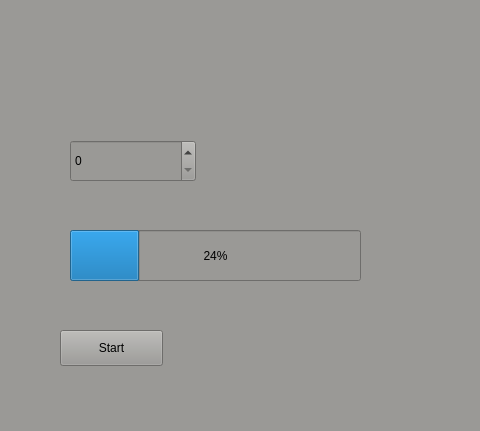
slsdetectorgroup/reuss, file python/app/g2panel.ui: the form before one commit; both pictures show x 0 to 480 and y 150 to 581 of the 1332 by 744 pixel window.
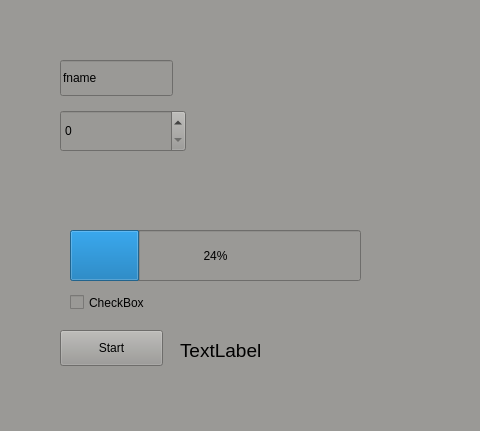
The form after the commit. Custom widgets are drawn as their Qt base class.

What changed in the file:
```diff
--- a/python/app/g2panel.ui
+++ b/python/app/g2panel.ui
@@ -23,8 +23,8 @@
    <widget class="PlotWidget" name="plotWidget" native="true">
     <property name="geometry">
      <rect>
-      <x>440</x>
-      <y>20</y>
+      <x>400</x>
+      <y>30</y>
       <width>831</width>
       <height>511</height>
      </rect>
@@ -46,12 +46,15 @@
    <widget class="QSpinBox" name="spinBoxFrames">
     <property name="geometry">
      <rect>
-      <x>70</x>
-      <y>290</y>
+      <x>60</x>
+      <y>260</y>
       <width>126</width>
       <height>42</height>
      </rect>
     </property>
+    <property name="maximum">
+     <number>999999999</number>
+    </property>
    </widget>
    <widget class="QProgressBar" name="progressBar">
     <property name="geometry">
@@ -66,6 +69,50 @@
      <number>24</number>
     </property>
    </widget>
+   <widget class="QCheckBox" name="checkBox">
+    <property name="geometry">
+     <rect>
+      <x>70</x>
+      <y>440</y>
+      <width>97</width>
+      <height>25</height>
+     </rect>
+    </property>
+    <property name="text">
+     <string>CheckBox</string>
+    </property>
+   </widget>
+   <widget class="QLineEdit" name="lineEdit">
+    <property name="geometry">
+     <rect>
+      <x>60</x>
+      <y>210</y>
+      <width>113</width>
+      <height>36</height>
+     </rect>
+    </property>
+    <property name="text">
+     <string>fname</string>
+    </property>
+   </widget>
+   <widget class="QLabel" name="statusLabel">
+    <property name="geometry">
+     <rect>
+      <x>180</x>
+      <y>480</y>
+      <width>101</width>
+      <height>41</height>
+     </rect>
+    </property>
+    <property name="font">
+     <font>
+      <pointsize>14</pointsize>
+     </font>
+    </property>
+    <property name="text">
+     <string>TextLabel</string>
+    </property>
+   </widget>
   </widget>
   <widget class="QMenuBar" name="menubar">
    <property name="geometry">
```
